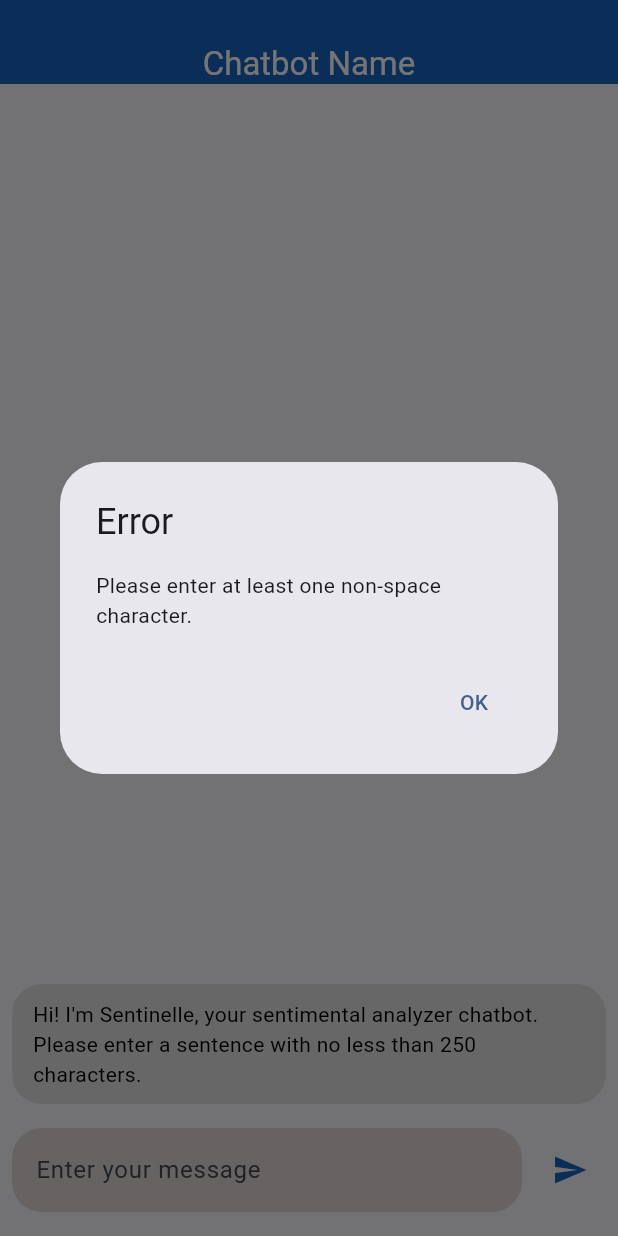
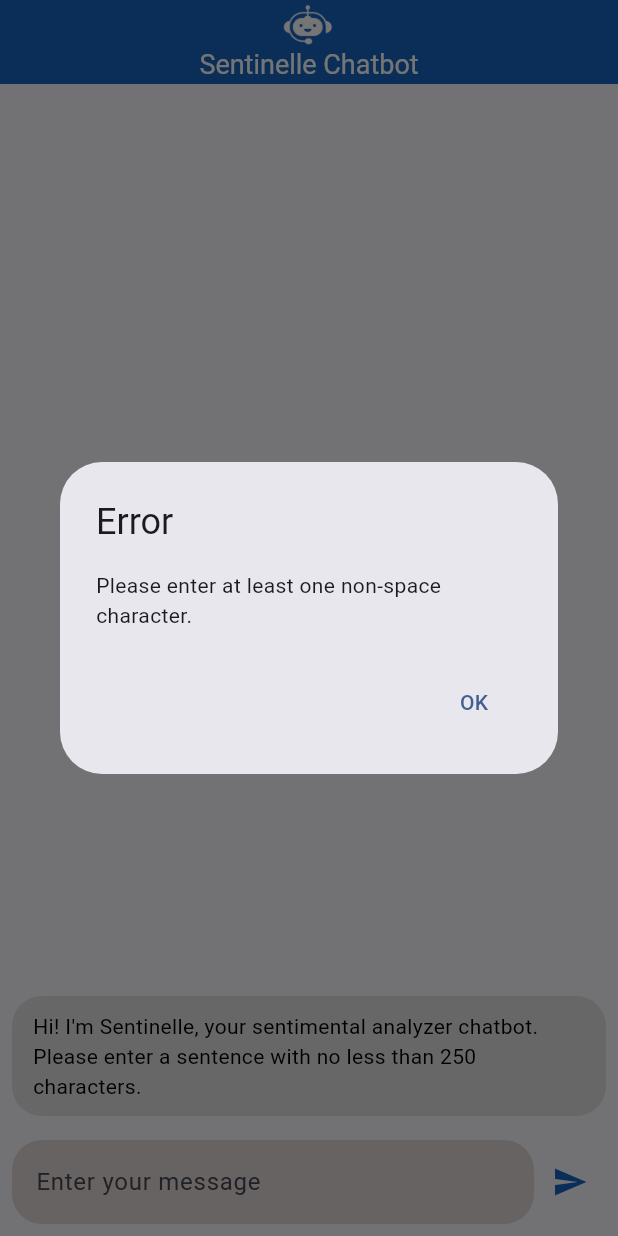
Before and after one commit to rovalen-joy/Final-Project-Sentiment-Analysis-Chatbot, a Flutter app: the screen it shows after launch, after a tap on the "send" icon, on a phone screen of 412 x 824 dp. Run offline on Flutter 3.47's test engine with Material 3 defaults, Android fonts, the phone set to English and light mode, and no system bars.

Commit message:
modified the frontend

```diff
--- a/frontend/lib/screens/message_screen.dart
+++ b/frontend/lib/screens/message_screen.dart
@@ -1,5 +1,7 @@
 import 'package:flutter/material.dart';
 import '../class/message.dart';
+import 'package:flutter/widgets.dart';
+import '../api handler/api.dart';
 
 class MessageScreen extends StatefulWidget {
   @override
@@ -9,29 +11,55 @@ class MessageScreen extends StatefulWidget {
 class _MessageScreenState extends State<MessageScreen> {
   final TextEditingController _controller = TextEditingController();
   List<Message> messages = [
-    new Message(sender: "bot", content: "Hi! I'm Sentinelle, your sentimental analyzer chatbot. Please enter a sentence with no less than 250 characters."),
+    new Message(
+        sender: "bot",
+        content:
+            "Hi! I'm Sentinelle, your sentimental analyzer chatbot. Please enter a sentence with no less than 250 characters."),
   ];
 
-  void sendMessage() {
-    // Function that handles sending of messages
+  void handleSendMessage() async {
+    // Trim leading and trailing white spaces from the text entered in the text field
     String trimmedText = _controller.text.trim();
 
-//Error Dialogs
+    // Check if the trimmed text is empty
     if (trimmedText.isEmpty) {
-      // Check if the text is empty and shows and error if true
+      // Show an error dialog if no text is entered
       showErrorDialog("Please enter at least one non-space character.");
-    } else if (trimmedText.length > 250) {
-      // Check if the text exceeds 250 chars and shows an error if true
+    }
+    // Check if the trimmed text length exceeds 250 characters
+    else if (trimmedText.length > 250) {
+      // Show an error dialog if the text exceeds 250 characters
       showErrorDialog("The message cannot exceed 250 characters.");
-    } else if (!containsValidCharacters(trimmedText)) {
-      //Check if the userinputs a text and not punctuation alone
+    }
+    // Check if the trimmed text contains valid characters
+    else if (!containsValidCharacters(trimmedText)) {
+      // Show an error dialog if the text does not contain valid characters
       showErrorDialog(
           "Please enter a real word. Punctuation alone is not allowed.");
-    } else {
+    }
+    // Proceed if it passes the validations
+    else {
+      try {
+        // Add the user's message to the list of messages, displaying it in the UI
         setState(() {
           messages.insert(0, Message(sender: "me", content: trimmedText));
-        _controller.clear(); // Clearing the text field after user enter a texts
         });
+
+        // Send the trimmed text to the backend and await the response
+        Message response = await sendMessage(trimmedText);
+
+        // Add the response from the backend to the list of messages, displaying it in the UI
+        setState(() {
+          messages.insert(0, response);
+          // Clear the text field to ready it for new input
+          _controller.clear();
+        });
+      }
+      // Handle any exceptions that occur during the message sending process
+      catch (e) {
+        // Show an error dialog if an exception is caught
+        showErrorDialog("Failed to send message: $e");
+      }
     }
   }
 
@@ -51,9 +79,7 @@ class _MessageScreenState extends State<MessageScreen> {
           actions: <Widget>[
             TextButton(
               child: Text("OK"),
-              onPressed: () {
-                Navigator.of(context).pop();
-              },
+              onPressed: () => Navigator.of(context).pop(),
             ),
           ],
         );
@@ -70,23 +96,20 @@ class _MessageScreenState extends State<MessageScreen> {
           title: Column(
               mainAxisAlignment: MainAxisAlignment.center,
               children: <Widget>[
-            Image.asset('assets/logo.png',
-                height: 30), // logo image [temporary only, need pa e change]
-            Text('Chatbot Name',
-                style:
-                    TextStyle(color: Colors.white)), // Insert name of chatbot
-          ],
-        ),
-      ),
+                Image.asset('assets/chatbot.png', height: 30), //logo of chatbot
+                Text('Sentinelle Chatbot',
+                    style: TextStyle(
+                        color: Colors.white, fontSize: 18)), // name of chatbot
+              ])),
       body: Column(
         children: <Widget>[
           Expanded(
             child: ListView.builder(
-              itemCount: messages.length, // Number of messages
+              itemCount: messages.length,
               reverse: true,
               itemBuilder: (context, index) {
-                bool isMe =
-                    messages[index].sender == "me"; // Check the message of user
+                bool isMe = messages[index].sender ==
+                    "me"; //check if the sender is 'me' or the user
                 return Align(
                   alignment:
                       isMe ? Alignment.centerRight : Alignment.centerLeft,
@@ -108,19 +131,15 @@ class _MessageScreenState extends State<MessageScreen> {
             ),
           ),
           Padding(
-            padding: const EdgeInsets.fromLTRB(8.0, 8.0, 8.0, 16.0),
+            padding: const EdgeInsets.all(8.0),
             child: Row(
               children: [
                 Expanded(
                   child: TextField(
-                    // textfield for the user input
                     controller: _controller,
-                    onChanged: (text) {
-                      setState(() {});
-                    },
-                    onSubmitted: (text) => sendMessage(),
                     decoration: InputDecoration(
-                      hintText: 'Enter your message',
+                      hintText:
+                          'Enter your message', // hint text shown in textfield
                       filled: true,
                       fillColor: Color.fromARGB(255, 227, 216, 216),
                       border: OutlineInputBorder(
@@ -128,18 +147,18 @@ class _MessageScreenState extends State<MessageScreen> {
                         borderRadius: BorderRadius.circular(20),
                       ),
                       suffixText:
-                          '${_controller.text.length}/250', // Character count
+                          '${_controller.text.length}/250', //displays character count
                     ),
-                    keyboardType: TextInputType.multiline,
+                    keyboardType: TextInputType
+                        .multiline, // keyboard type for multiline input of the user
                     maxLines: 1,
                     textInputAction: TextInputAction.send,
+                    onSubmitted: (text) => handleSendMessage(),
                   ),
                 ),
-                SizedBox(width: 8),
                 IconButton(
                   icon: Icon(Icons.send, color: Colors.blue[800]),
-                  onPressed:
-                      sendMessage, // when user hit "enter" it will send the message
+                  onPressed: handleSendMessage,
                 ),
               ],
             ),
```
Lines whose indentation alone changed are shown as unchanged.
